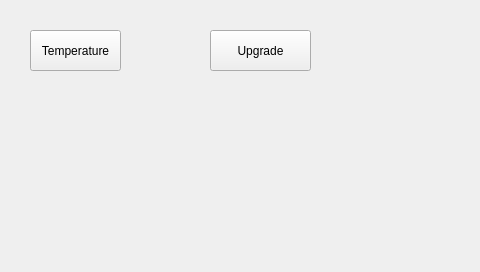
zuokong2006/imx, file qt/curvedis/source/ui/mainwindow.ui: the form before one commit.
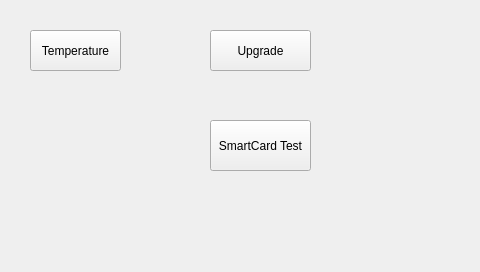
The form after the commit.

What changed in the file:
```diff
--- a/qt/curvedis/source/ui/mainwindow.ui
+++ b/qt/curvedis/source/ui/mainwindow.ui
@@ -45,6 +45,19 @@
     <string>Upgrade</string>
    </property>
   </widget>
+  <widget class="QPushButton" name="testButton">
+   <property name="geometry">
+    <rect>
+     <x>210</x>
+     <y>120</y>
+     <width>101</width>
+     <height>51</height>
+    </rect>
+   </property>
+   <property name="text">
+    <string>SmartCard Test</string>
+   </property>
+  </widget>
  </widget>
  <resources/>
  <connections/>
```
